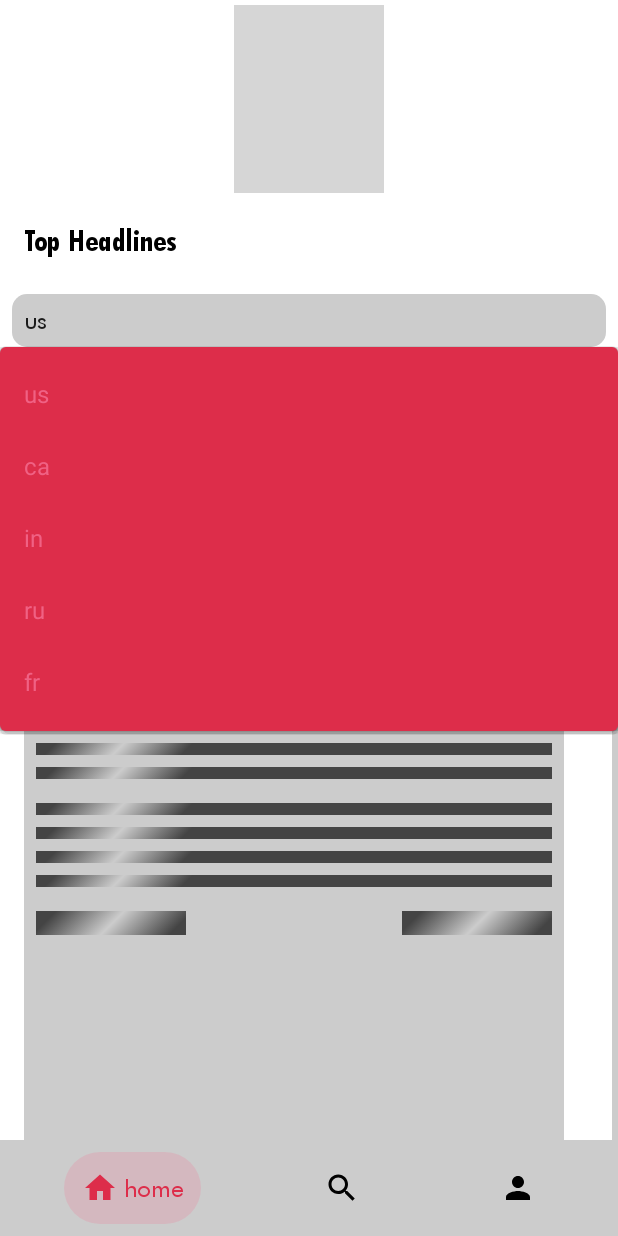
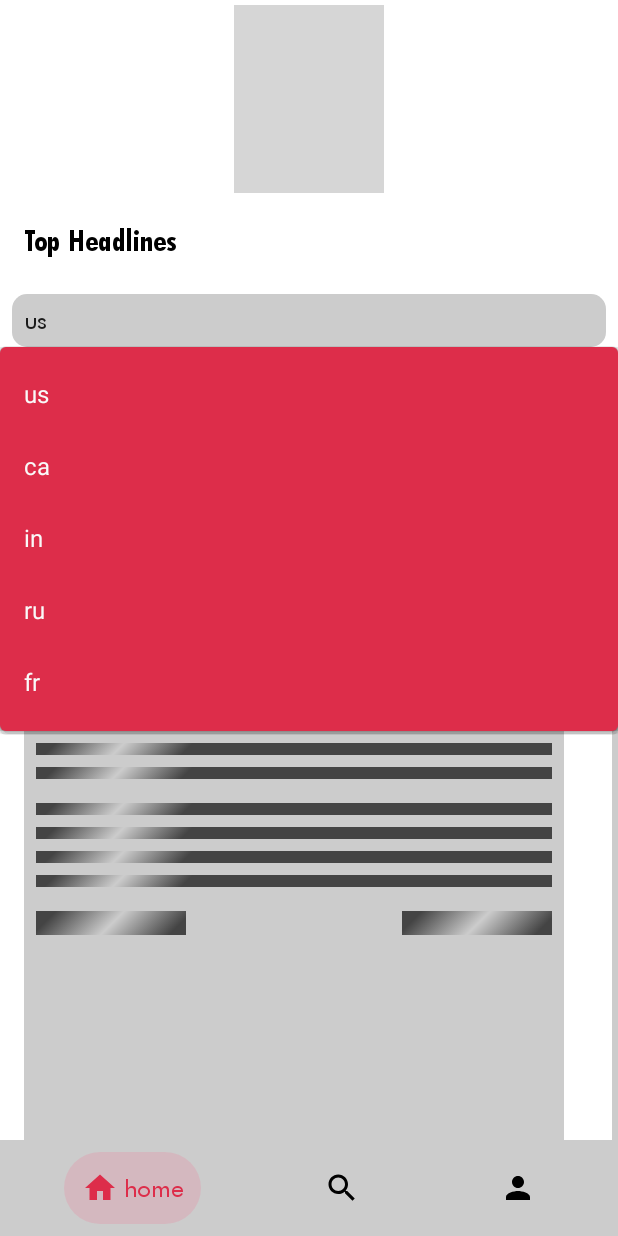
Before and after one commit to dukendev/NewsBox-jetpack-compose, an Android app built with Jetpack Compose: the screen it shows after launch (MainActivity), after a tap on "us", on a phone screen of 412 x 824 dp. Run offline under Robolectric (Android 15) with nearby library versions, the phone set to English and light mode, and no system bars; our stand-ins replace Dagger/Hilt's generated code, Room's generated code, accompanist, livedata-compose; network calls fail; pictures from the network do not load; 4 statements that could not run were skipped; grey boxes are pictures that could not be loaded.

Commit message:
updated colors

```diff
--- a/app/src/main/java/com/ysanjeet535/newsbox/ui/theme/Color.kt
+++ b/app/src/main/java/com/ysanjeet535/newsbox/ui/theme/Color.kt
@@ -13,3 +13,5 @@ val RedBoxMedium = Color(0xFFf26a8d)
 
 val GreenBoxDark = Color(0xFF268852)
 val GreenBoxMedium = Color(0xFF18C421)
+
+val PaleWhite = Color(0xFFF9F9F9)
--- a/app/src/main/java/com/ysanjeet535/newsbox/ui/theme/Theme.kt
+++ b/app/src/main/java/com/ysanjeet535/newsbox/ui/theme/Theme.kt
@@ -14,7 +14,7 @@ private val DarkColorPalette = darkColors(
     secondary = Teal200,
     background = Color.LightGray,
     surface = RedBoxDark,
-    onSurface = RedBoxMedium
+    onSurface = Color.White
 )
 
 private val LightColorPalette = lightColors(
@@ -23,7 +23,7 @@ private val LightColorPalette = lightColors(
     secondary = Teal200,
     background = Color.LightGray,
     surface = RedBoxDark,
-    onSurface = RedBoxMedium
+    onSurface = PaleWhite
 
     /* Other default colors to override
     background = Color.White,
```
